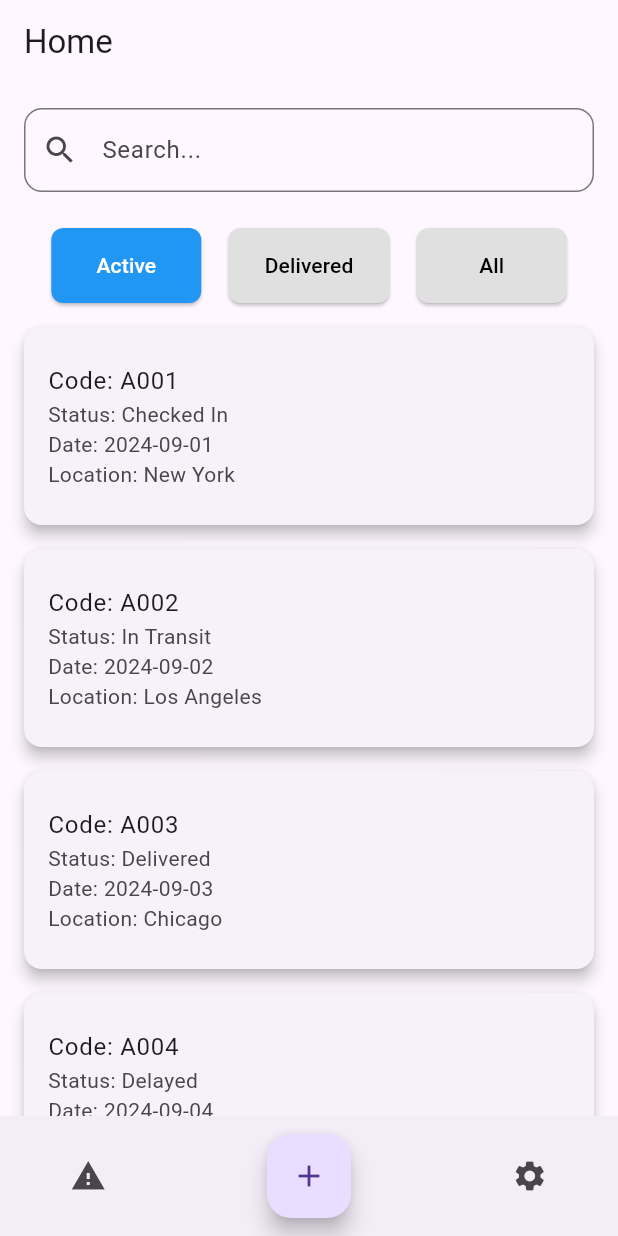
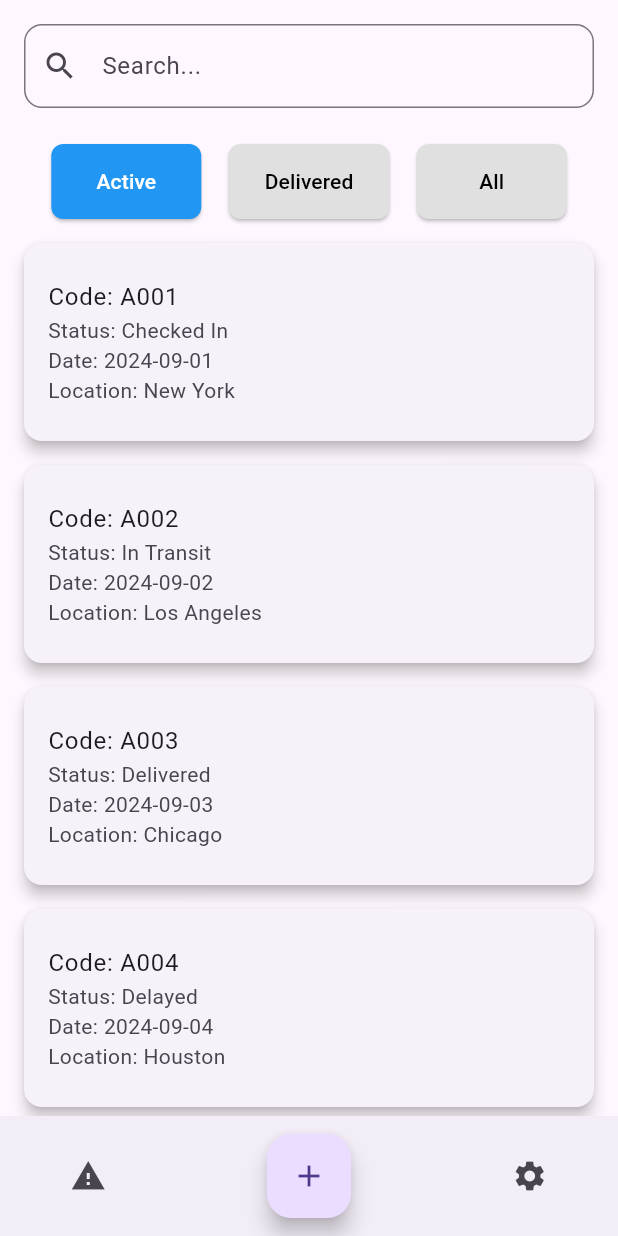
Before and after one commit to lumix00/FlyTag-Mobile, a Flutter app: the Home screen opened directly, on a phone screen of 412 x 824 dp. Run offline on Flutter 3.47's test engine with Material 3 defaults, Android fonts, the light colour scheme and no system bars.

Commit message:
Update home.dart

```diff
--- a/lib/home.dart
+++ b/lib/home.dart
@@ -84,9 +84,6 @@ void _setFilterStatus(String status) {
   @override
   Widget build(BuildContext context) {
     return Scaffold(
-      appBar: AppBar(
-        title: const Text('Home'),
-      ),
       body: Column(
         children: [
           Padding(
```
